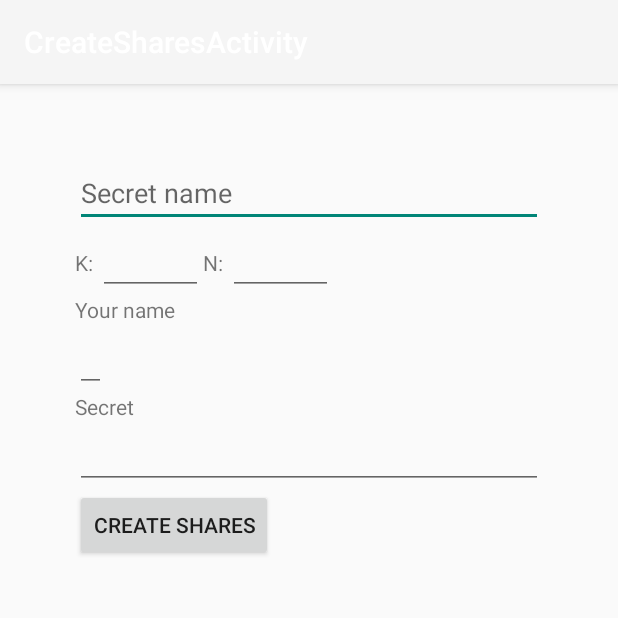
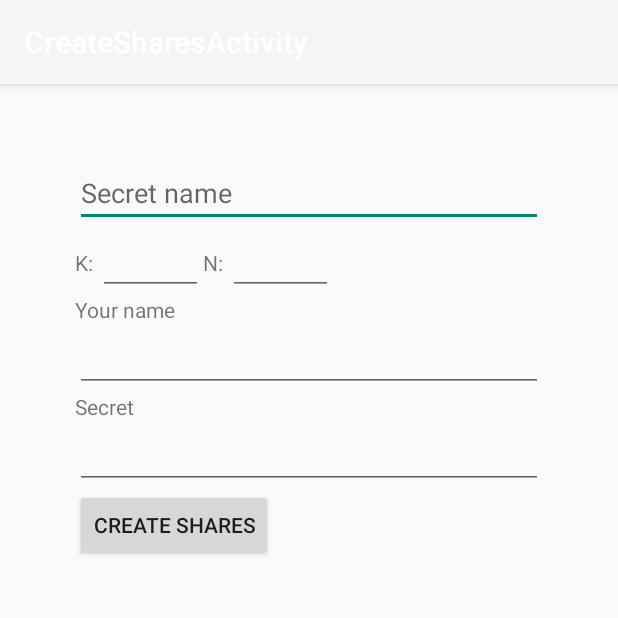
Before and after one commit to b-czaszynski/thresholdBC, an Android app: the CreateSharesActivity screen opened directly, with no data from a screen before it, on a phone screen of 412 x 824 dp, the top half of it. Run offline under Robolectric (Android 15) with nearby library versions, the light colour scheme and no system bars; 2 statements that could not run were skipped.

```diff
--- a/android/app/src/main/res/layout/activity_received_share.xml
+++ b/android/app/src/main/res/layout/activity_received_share.xml
@@ -15,7 +15,7 @@
             android:id="@+id/toolbar"
             android:layout_width="match_parent"
             android:layout_height="?attr/actionBarSize"
-            android:background="?attr/colorPrimary"
+            android:background="@color/colorPrimary"
             app:popupTheme="@style/PopupOverlay" />
 
     </android.support.design.widget.AppBarLayout>
--- a/android/app/src/main/res/layout/activity_recover_secret.xml
+++ b/android/app/src/main/res/layout/activity_recover_secret.xml
@@ -15,7 +15,7 @@
             android:id="@+id/toolbar"
             android:layout_width="match_parent"
             android:layout_height="?attr/actionBarSize"
-            android:background="?attr/colorPrimary"
+            android:background="@color/colorPrimary"
             app:popupTheme="@style/PopupOverlay" />
 
     </android.support.design.widget.AppBarLayout>
--- a/android/app/src/main/res/layout/content_create_shares.xml
+++ b/android/app/src/main/res/layout/content_create_shares.xml
@@ -11,7 +11,8 @@
         xmlns:tools="http://schemas.android.com/tools" android:layout_width="match_parent"
         android:layout_height="match_parent" android:paddingLeft="50dp"
         android:paddingRight="50dp" android:paddingTop="50dp"
-        android:paddingBottom="50dp" tools:context=".KeySharing">
+        android:paddingBottom="50dp" tools:context=".KeySharing"
+        android:id="@+id/relativeLayoutSecretInput">
     <EditText
         android:id="@+id/txtBoxSecretName"
         android:layout_width="match_parent"
@@ -65,7 +66,7 @@
         />
     <EditText
         android:id="@+id/txtBoxUserName"
-        android:layout_width="wrap_content"
+        android:layout_width="match_parent"
         android:layout_height="wrap_content"
         android:layout_below="@+id/textViewNameLabel"
         />
@@ -89,11 +90,10 @@
         android:layout_below="@+id/txtBoxSecret"
         android:onClick="createShares"
         android:text="Create shares"/>
+    </RelativeLayout>
     <TextView
         android:id="@+id/txtViewProgress"
         android:layout_width="wrap_content"
         android:layout_height="wrap_content"
-        android:text=""
-        android:layout_below="@+id/generateShares"/>
-    </RelativeLayout>
+        android:text="" />
 </android.support.constraint.ConstraintLayout>
--- a/android/app/src/main/res/values/styles.xml
+++ b/android/app/src/main/res/values/styles.xml
@@ -11,6 +11,7 @@
     <style name="AppTheme.NoActionBar">
         <item name="windowActionBar">false</item>
         <item name="windowNoTitle">true</item>
+        <item name="color">@color/colorPrimary</item>
     </style>
 
     <style name="AppTheme.AppBarOverlay" parent="ThemeOverlay.AppCompat.Dark.ActionBar" />
```
Also changed, not shown: android/app/src/main/java/org/blockchainbeasts/passbuddies/CreateSharesActivity.java (+27 -4 lines).
